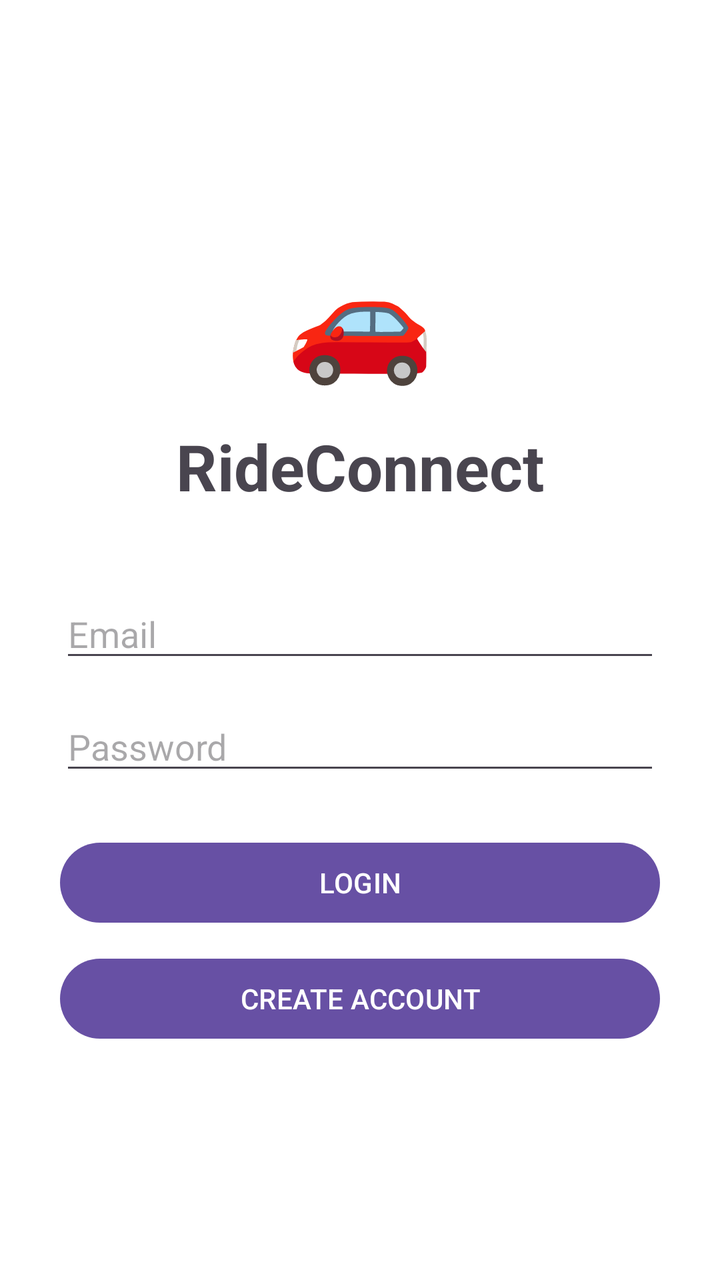
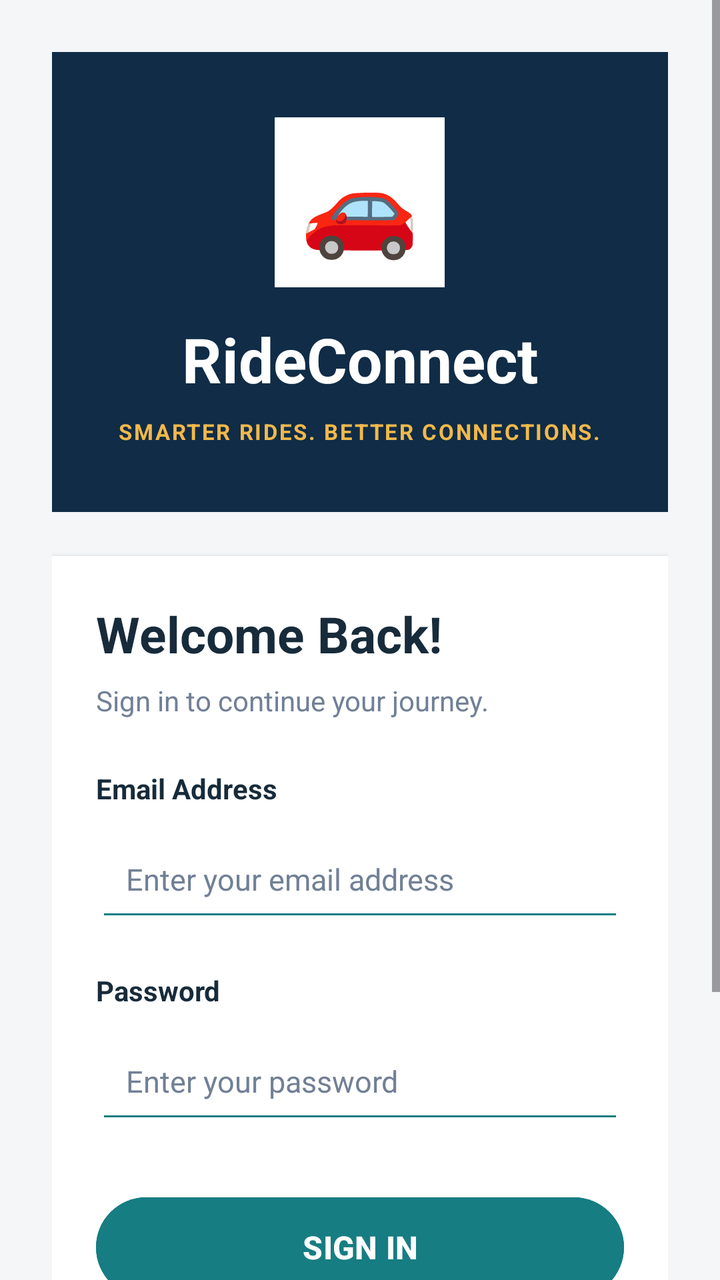

Compare the two renders of this Android layout. The source of the first and the diff that turns it into the second are given below.
<!-- AndroidManifest.xml: application theme Theme.RideConnect -->
<!-- res/layout/activity_login.xml -->
<?xml version="1.0" encoding="utf-8"?>
<LinearLayout
    android:id="@+id/main"
    xmlns:android="http://schemas.android.com/apk/res/android"
    android:layout_width="match_parent"
    android:layout_height="match_parent"
    android:orientation="vertical"
    android:gravity="center"
    android:padding="30dp"
    android:background="#FFFFFF">


    <TextView
        android:layout_width="wrap_content"
        android:layout_height="wrap_content"
        android:text="🚗"
        android:textSize="60sp"/>


    <TextView
        android:layout_width="wrap_content"
        android:layout_height="wrap_content"
        android:text="RideConnect"
        android:textSize="32sp"
        android:textStyle="bold"
        android:layout_marginTop="15dp"/>


    <EditText
        android:id="@+id/emailInput"
        android:layout_width="match_parent"
        android:layout_height="wrap_content"
        android:hint="Email"
        android:inputType="textEmailAddress"
        android:layout_marginTop="40dp"/>


    <EditText
        android:id="@+id/passwordInput"
        android:layout_width="match_parent"
        android:layout_height="wrap_content"
        android:hint="Password"
        android:inputType="textPassword"
        android:layout_marginTop="15dp"/>


    <Button
        android:id="@+id/loginButton"
        android:layout_width="match_parent"
        android:layout_height="wrap_content"
        android:text="LOGIN"
        android:layout_marginTop="25dp"/>


    <Button
        android:id="@+id/registerButton"
        android:layout_width="match_parent"
        android:layout_height="wrap_content"
        android:text="CREATE ACCOUNT"
        android:layout_marginTop="10dp"/>


</LinearLayout>
<!-- resources referenced by this layout -->
<resources>
  <style name="Theme.RideConnect" parent="Base.Theme.RideConnect" />
  <style name="Base.Theme.RideConnect" parent="Theme.Material3.DayNight.NoActionBar">
          
          
      </style>
</resources>

<!-- the commit's change to res/layout/activity_login.xml (unified diff, before → after) -->
@@ -1,63 +1,172 @@
 <?xml version="1.0" encoding="utf-8"?>
-<LinearLayout
-    android:id="@+id/main"
+<ScrollView
     xmlns:android="http://schemas.android.com/apk/res/android"
     android:layout_width="match_parent"
     android:layout_height="match_parent"
-    android:orientation="vertical"
-    android:gravity="center"
-    android:padding="30dp"
-    android:background="#FFFFFF">
+    android:background="@color/screen_background"
+    android:fillViewport="true">
 
+    <LinearLayout
+        android:id="@+id/main"
+        android:layout_width="match_parent"
+        android:layout_height="match_parent"
+        android:orientation="vertical"
+        android:gravity="center_horizontal"
+        android:padding="26dp">
 
-    <TextView
-        android:layout_width="wrap_content"
-        android:layout_height="wrap_content"
-        android:text="🚗"
-        android:textSize="60sp"/>
+        
+        <LinearLayout
+            android:layout_width="match_parent"
+            android:layout_height="230dp"
+            android:orientation="vertical"
+            android:gravity="center"
+            android:background="@color/navy"
+            android:padding="20dp">
 
+            <TextView
+                android:layout_width="85dp"
+                android:layout_height="85dp"
+                android:gravity="center"
+                android:text="🚗"
+                android:textSize="48sp"
+                android:background="@color/white"/>
 
-    <TextView
-        android:layout_width="wrap_content"
-        android:layout_height="wrap_content"
-        android:text="RideConnect"
-        android:textSize="32sp"
-        android:textStyle="bold"
-        android:layout_marginTop="15dp"/>
+            <TextView
+                android:layout_width="wrap_content"
+                android:layout_height="wrap_content"
+                android:text="RideConnect"
+                android:textSize="31sp"
+                android:textStyle="bold"
+                android:textColor="@color/white"
+                android:layout_marginTop="15dp"/>
 
+            <TextView
+                android:layout_width="wrap_content"
+                android:layout_height="wrap_content"
+                android:text="SMARTER RIDES. BETTER CONNECTIONS."
+                android:textSize="11sp"
+                android:textStyle="bold"
+                android:textColor="@color/gold"
+                android:letterSpacing="0.08"
+                android:layout_marginTop="8dp"/>
 
-    <EditText
-        android:id="@+id/emailInput"
-        android:layout_width="match_parent"
-        android:layout_height="wrap_content"
-        android:hint="Email"
-        android:inputType="textEmailAddress"
-        android:layout_marginTop="40dp"/>
+        </LinearLayout>
 
+        
+        <LinearLayout
+            android:layout_width="match_parent"
+            android:layout_height="wrap_content"
+            android:orientation="vertical"
+            android:background="@color/white"
+            android:padding="22dp"
+            android:layout_marginTop="22dp"
+            android:elevation="3dp">
 
-    <EditText
-        android:id="@+id/passwordInput"
-        android:layout_width="match_parent"
-        android:layout_height="wrap_content"
-        android:hint="Password"
-        android:inputType="textPassword"
-        android:layout_marginTop="15dp"/>
+            <TextView
+                android:layout_width="match_parent"
+                android:layout_height="wrap_content"
+                android:text="Welcome Back!"
+                android:textSize="25sp"
+                android:textStyle="bold"
+                android:textColor="@color/text_primary"/>
 
+            <TextView
+                android:layout_width="match_parent"
+                android:layout_height="wrap_content"
+                android:text="Sign in to continue your journey."
+                android:textSize="14sp"
+                android:textColor="@color/text_secondary"
+                android:layout_marginTop="7dp"
+                android:layout_marginBottom="25dp"/>
 
-    <Button
-        android:id="@+id/loginButton"
-        android:layout_width="match_parent"
-        android:layout_height="wrap_content"
-        android:text="LOGIN"
-        android:layout_marginTop="25dp"/>
+            
+            <TextView
+                android:layout_width="wrap_content"
+                android:layout_height="wrap_content"
+                android:text="Email Address"
+                android:textSize="14sp"
+                android:textStyle="bold"
+                android:textColor="@color/text_primary"
+                android:layout_marginBottom="7dp"/>
 
+            <EditText
+                android:id="@+id/emailInput"
+                android:layout_width="match_parent"
+                android:layout_height="55dp"
+                android:hint="Enter your email address"
+                android:inputType="textEmailAddress"
+                android:singleLine="true"
+                android:paddingStart="15dp"
+                android:paddingEnd="15dp"
+                android:textSize="15sp"
+                android:textColor="@color/text_primary"
+                android:textColorHint="@color/text_secondary"
+                android:backgroundTint="@color/teal"/>
 
-    <Button
-        android:id="@+id/registerButton"
-        android:layout_width="match_parent"
-        android:layout_height="wrap_content"
-        android:text="CREATE ACCOUNT"
-        android:layout_marginTop="10dp"/>
+            
+            <TextView
+                android:layout_width="wrap_content"
+                android:layout_height="wrap_content"
+                android:text="Password"
+                android:textSize="14sp"
+                android:textStyle="bold"
+                android:textColor="@color/text_primary"
+                android:layout_marginTop="20dp"
+                android:layout_marginBottom="7dp"/>
 
+            <EditText
+                android:id="@+id/passwordInput"
+                android:layout_width="match_parent"
+                android:layout_height="55dp"
+                android:hint="Enter your password"
+                android:inputType="textPassword"
+                android:singleLine="true"
+                android:paddingStart="15dp"
+                android:paddingEnd="15dp"
+                android:textSize="15sp"
+                android:textColor="@color/text_primary"
+                android:textColorHint="@color/text_secondary"
+                android:backgroundTint="@color/teal"/>
 
-</LinearLayout>
+            
+            <Button
+                android:id="@+id/loginButton"
+                android:layout_width="match_parent"
+                android:layout_height="58dp"
+                android:text="SIGN IN"
+                android:textSize="16sp"
+                android:textStyle="bold"
+                android:textAllCaps="false"
+                android:textColor="@color/white"
+                android:backgroundTint="@color/teal"
+                android:layout_marginTop="28dp"
+                android:elevation="3dp"/>
+
+            
+            <Button
+                android:id="@+id/registerButton"
+                android:layout_width="match_parent"
+                android:layout_height="55dp"
+                android:text="CREATE AN ACCOUNT"
+                android:textSize="15sp"
+                android:textStyle="bold"
+                android:textAllCaps="false"
+                android:textColor="@color/navy"
+                android:backgroundTint="@color/screen_background"
+                android:layout_marginTop="12dp"/>
+
+        </LinearLayout>
+
+        <TextView
+            android:layout_width="match_parent"
+            android:layout_height="wrap_content"
+            android:text="Ride together. Travel smarter."
+            android:textSize="12sp"
+            android:textColor="@color/text_secondary"
+            android:gravity="center"
+            android:layout_marginTop="22dp"
+            android:layout_marginBottom="20dp"/>
+
+    </LinearLayout>
+
+</ScrollView>
<!-- resource entries referenced after the edit -->
@@ -1,9 +1,43 @@
 <!-- resources referenced by this layout -->
 <resources>
+  <color name="gold">#F2B84B</color>
+  <color name="navy">#102C46</color>
+  <color name="screen_background">#F4F6F8</color>
+  <color name="teal">#167D83</color>
+  <color name="text_primary">#172B3A</color>
+  <color name="text_secondary">#718096</color>
+  <color name="white">#FFFFFFFF</color>
   <style name="Theme.RideConnect" parent="Base.Theme.RideConnect" />
-  <style name="Base.Theme.RideConnect" parent="Theme.Material3.DayNight.NoActionBar">
+  <style name="Base.Theme.RideConnect" parent="Theme.Material3.Light.NoActionBar">
+  
           
+          <item name="colorPrimary">@color/navy</item>
+          <item name="colorOnPrimary">@color/white</item>
+  
+          <item name="colorSecondary">@color/teal</item>
+          <item name="colorOnSecondary">@color/white</item>
+  
+          <item name="colorTertiary">@color/gold</item>
+          <item name="colorOnTertiary">@color/navy</item>
+  
           
+          <item name="colorSurface">@color/card_white</item>
+          <item name="colorOnSurface">@color/text_primary</item>
+  
+          
+          <item name="android:statusBarColor">@color/navy</item>
+          <item name="android:navigationBarColor">@color/card_white</item>
+  
+          <item name="android:windowLightStatusBar">false</item>
+          <item name="android:windowLightNavigationBar">true</item>
+  
+          
+          <item name="android:windowBackground">@color/screen_background</item>
+  
+          
+          <item name="android:colorAccent">@color/teal</item>
+  
       </style>
+  <color name="card_white">#FFFFFF</color>
 </resources>
 
